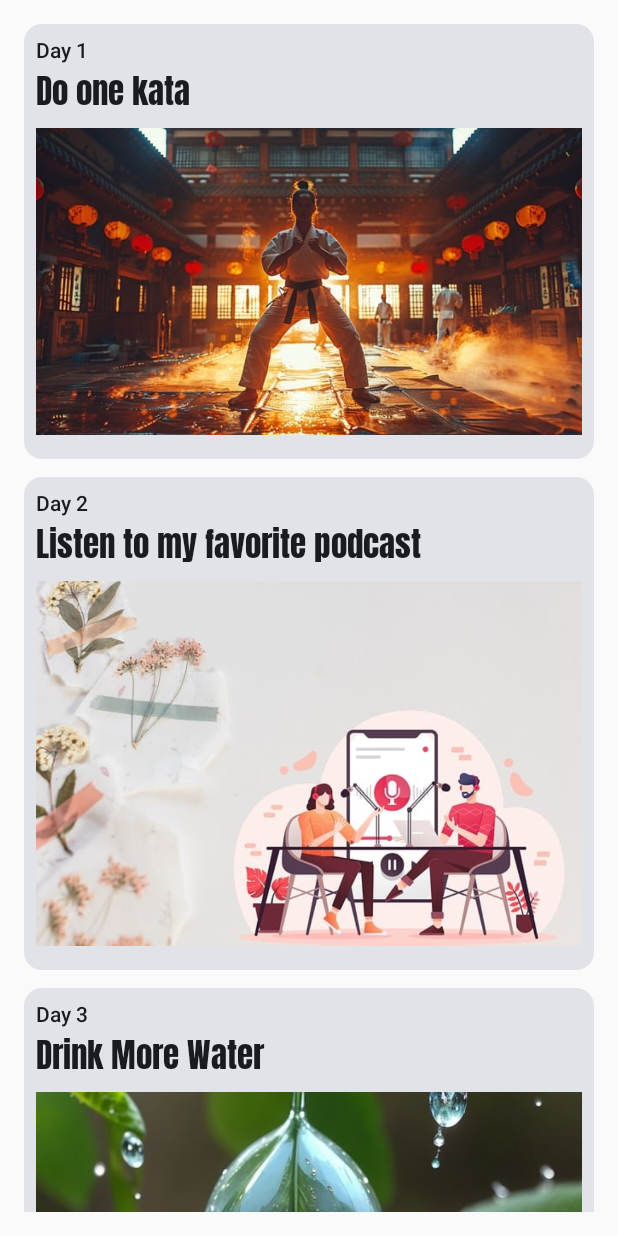
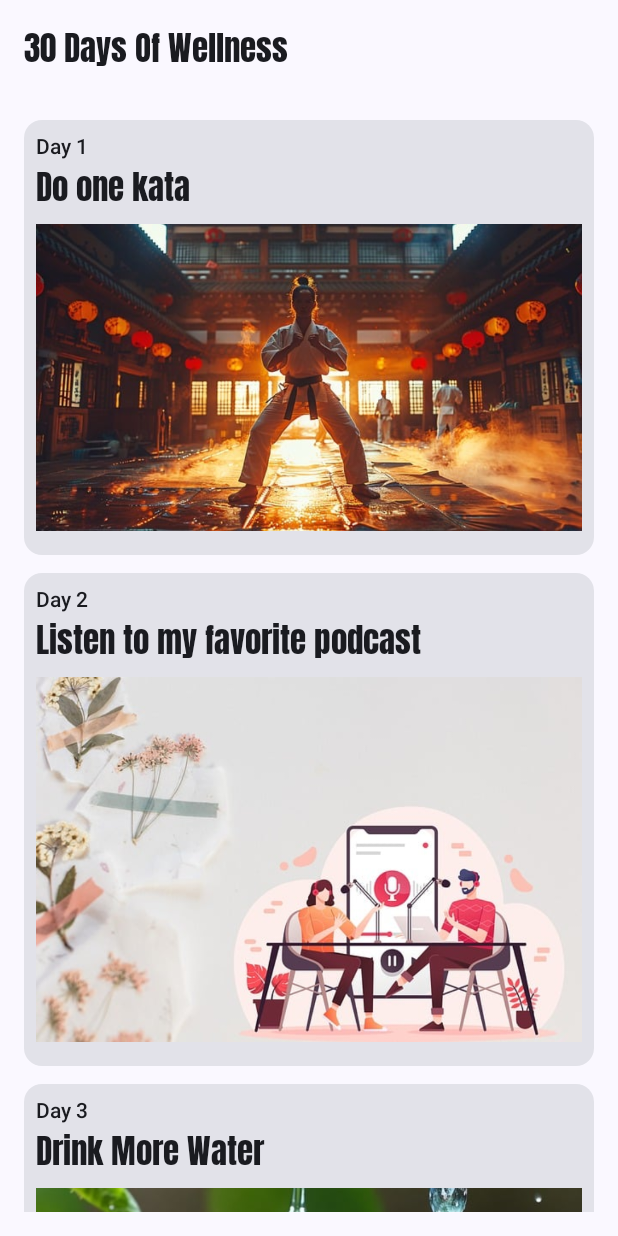
Before and after one commit to Fasteel/MonthOfWellness, an Android app built with Jetpack Compose: the screen it shows after launch (MainActivity), on a phone screen of 412 x 824 dp. Run offline under Robolectric (Android 15) with nearby library versions, the phone set to English and light mode, and no system bars.

Commit message:
feat: add top bar

```diff
--- a/app/src/main/java/com/example/monthofwellness/HomeScreen.kt
+++ b/app/src/main/java/com/example/monthofwellness/HomeScreen.kt
@@ -10,9 +10,9 @@ import androidx.compose.ui.res.dimensionResource
 import com.example.monthofwellness.data.repository.DayRepository
 
 @Composable
-fun HomeScreen() {
+fun HomeScreen(modifier: Modifier = Modifier) {
     LazyColumn(
-        modifier = Modifier.padding(dimensionResource(R.dimen.big)),
+        modifier = modifier.padding(dimensionResource(R.dimen.big)),
         verticalArrangement = Arrangement.spacedBy(dimensionResource(R.dimen.medium))
     ) {
         itemsIndexed(DayRepository.data) { i, day ->
--- a/app/src/main/java/com/example/monthofwellness/MainActivity.kt
+++ b/app/src/main/java/com/example/monthofwellness/MainActivity.kt
@@ -4,15 +4,31 @@ import android.os.Bundle
 import androidx.activity.ComponentActivity
 import androidx.activity.compose.setContent
 import androidx.activity.enableEdgeToEdge
+import androidx.compose.foundation.layout.padding
+import androidx.compose.material3.ExperimentalMaterial3Api
+import androidx.compose.material3.Scaffold
+import androidx.compose.material3.Text
+import androidx.compose.material3.TopAppBar
+import androidx.compose.ui.Modifier
+import androidx.compose.ui.res.stringResource
 import com.example.monthofwellness.ui.theme.MonthOfWellnessTheme
 
 class MainActivity : ComponentActivity() {
+    @OptIn(ExperimentalMaterial3Api::class)
     override fun onCreate(savedInstanceState: Bundle?) {
         super.onCreate(savedInstanceState)
         enableEdgeToEdge()
         setContent {
             MonthOfWellnessTheme {
-                HomeScreen()
+                Scaffold(
+                    topBar = {
+                        TopAppBar(title = {
+                            Text(text = stringResource(R.string.top_bar_title))
+                        })
+                    }
+                ) { paddingValues ->
+                    HomeScreen(modifier = Modifier.padding(paddingValues))
+                }
             }
         }
     }
--- a/app/src/main/res/values/strings.xml
+++ b/app/src/main/res/values/strings.xml
@@ -1,5 +1,6 @@
 <resources>
     <string name="app_name">MonthOfWellness</string>
+    <string name="top_bar_title">30 Days Of Wellness</string>
     <string name="day_1_title">Do one kata</string>
     <string name="day_1_description">Pick a random Kotlin kata to do each day.</string>
     <string name="day_2_title">Listen to my favorite podcast</string>
```
